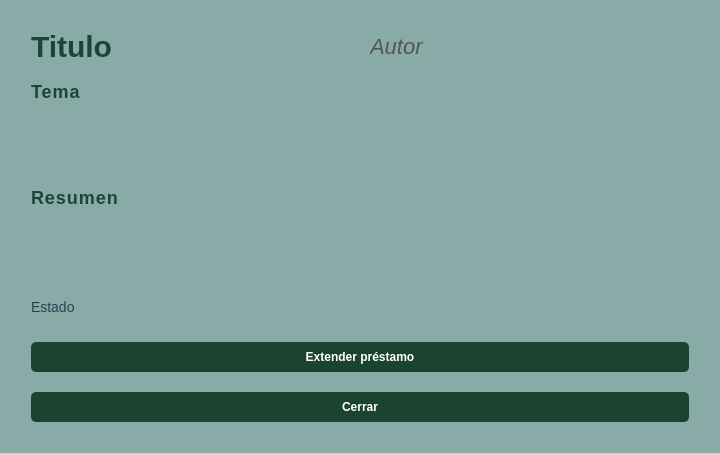
Old version of the form src/vista/Ui/VistaSeleccionPrestamo.ui in the repository ivantm1/proyecto-software.
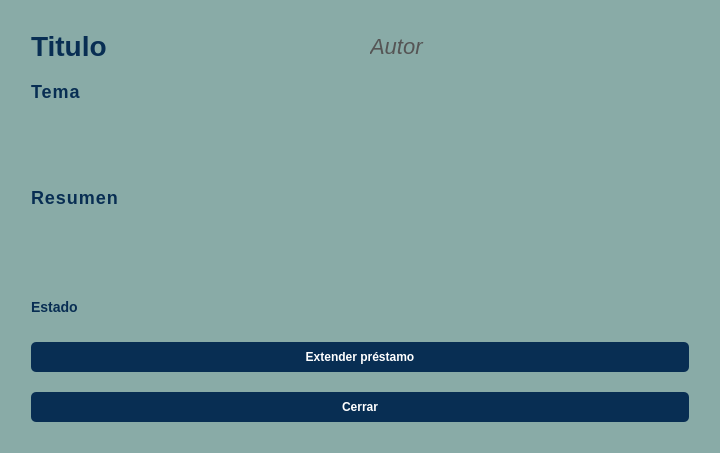
New version of the form.

Commit message: Todas las vistas cambiadas

What changed in the file:
```diff
--- a/src/vista/Ui/VistaSeleccionPrestamo.ui
+++ b/src/vista/Ui/VistaSeleccionPrestamo.ui
@@ -112,6 +112,12 @@
            <height>30</height>
           </size>
          </property>
+         <property name="styleSheet">
+          <string notr="true">font-family: 'Segoe UI', sans-serif;
+font-size: 28px;
+font-weight: bold;
+color: #082e53; </string>
+         </property>
          <property name="text">
           <string>Titulo</string>
          </property>
@@ -146,6 +152,12 @@
          <height>30</height>
         </size>
        </property>
+       <property name="styleSheet">
+        <string notr="true">font-family: 'Segoe UI', sans-serif;
+font-size: 18px;
+font-weight: bold;
+color: #082e53; </string>
+       </property>
        <property name="text">
         <string>Tema</string>
        </property>
@@ -165,6 +177,12 @@
          <height>150</height>
         </size>
        </property>
+       <property name="styleSheet">
+        <string notr="true">font-family: 'Segoe UI', sans-serif;
+font-size: 18px;
+font-weight: bold;
+color: #082e53; </string>
+       </property>
        <property name="text">
         <string>Resumen</string>
        </property>
@@ -184,6 +202,12 @@
          <height>30</height>
         </size>
        </property>
+       <property name="styleSheet">
+        <string notr="true">font-family: 'Segoe UI', sans-serif;
+font-size: 14px;
+font-weight: bold;
+color: #082e53; </string>
+       </property>
        <property name="text">
         <string>Estado</string>
        </property>
@@ -193,7 +217,7 @@
       <widget class="QPushButton" name="boton_extender">
        <property name="styleSheet">
         <string notr="true">QPushButton {
-    background-color: #1B4332; 
+    background-color: #082e53; 
     color: white;  
     border-radius: 5px; 
     padding: 8px;  
@@ -220,7 +244,7 @@
       <widget class="QPushButton" name="boton_cerrar">
        <property name="styleSheet">
         <string notr="true">QPushButton {
-    background-color: #1B4332; 
+    background-color: #082e53; 
     color: white;  
     border-radius: 5px; 
     padding: 8px;  
```
Left out of the diff: 8 changed lines with no effect on the pictures. The commit also changes 9 other files.
